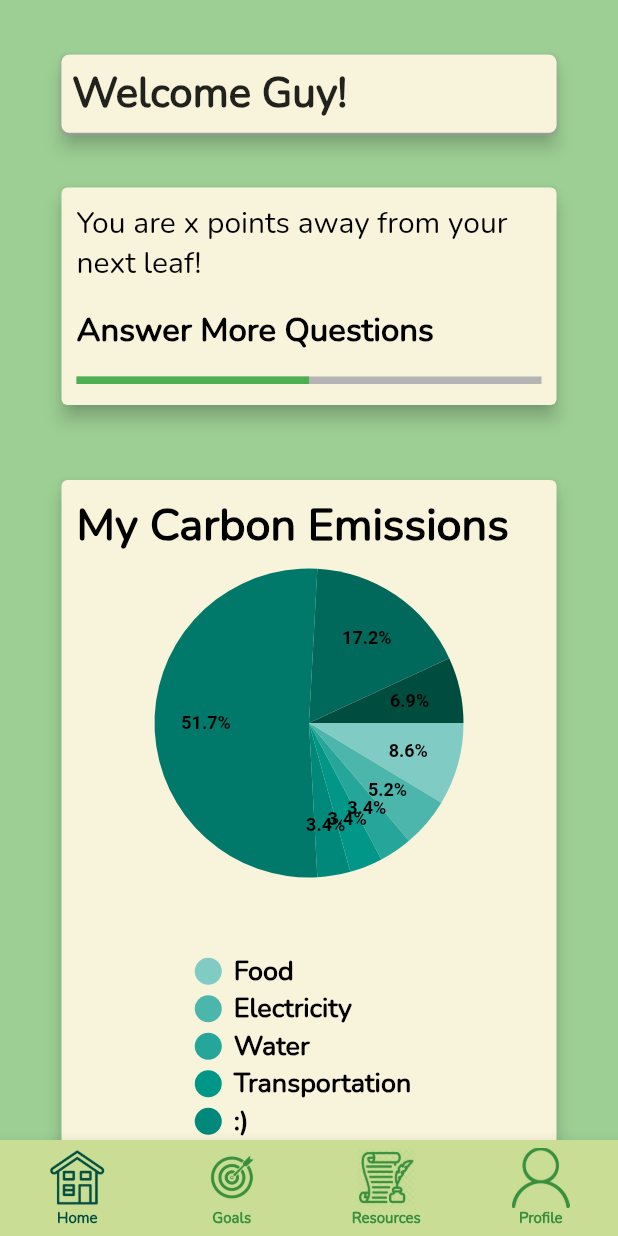
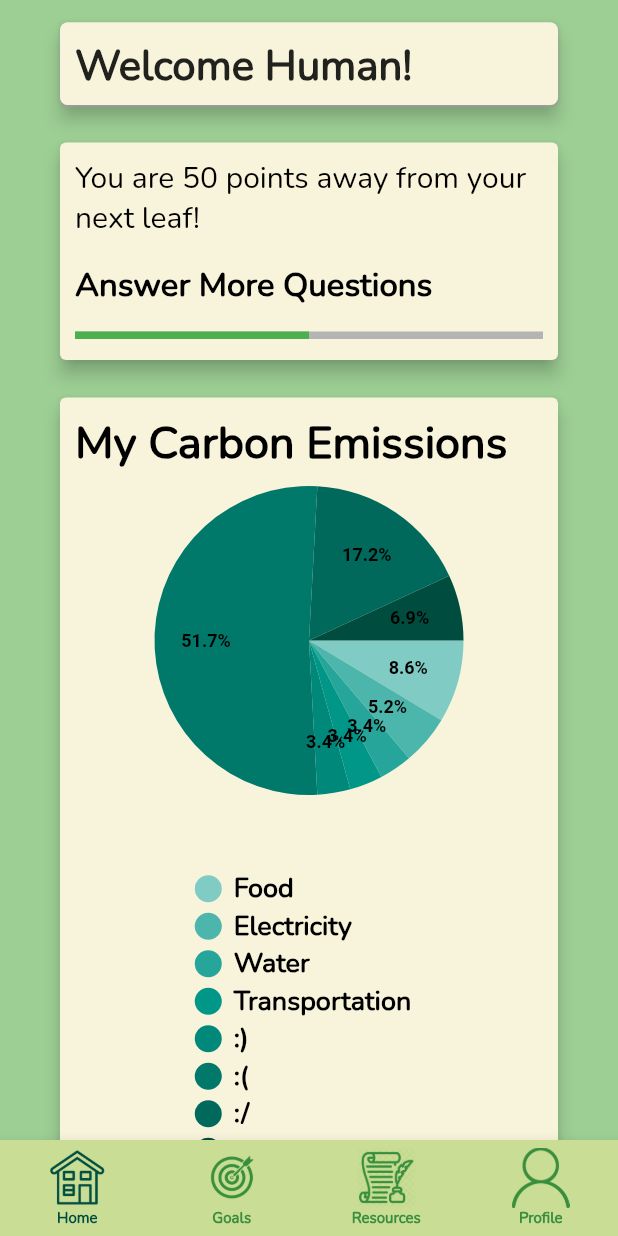
Before and after one commit to csc301-fall-2021/team-project-9-greenpeeps, a Flutter app: the Navigation screen opened by its route, on a phone screen of 412 x 824 dp. Run offline on Flutter 3.47's test engine with Material 2 defaults, Android fonts, the phone set to English and light mode, and no system bars; drawn by our look-alikes of pie_chart; our stand-ins replace firebase_core; missing offline and left inert: firebase_core_web; accounts and stored records are empty.

Commit message:
decoupling and cleaning up file

```diff
--- a/green_peeps_app/lib/home_screen.dart
+++ b/green_peeps_app/lib/home_screen.dart
@@ -1,7 +1,9 @@
 import 'package:flutter/material.dart';
 import 'package:pie_chart/pie_chart.dart';
 
-Map<String, double> dataMap = {
+// todo: text overflow/ expanding boxes
+
+Map<String, double> pieChartCategories = {
   "Food": 5,
   "Electricity": 3,
   "Water": 2,
@@ -12,7 +14,7 @@ Map<String, double> dataMap = {
   ":O": 4
 };
 
-List<Color> colorList = <Color>[
+List<Color> pieChartColors = <Color>[
   Colors.teal.shade200,
   Colors.teal.shade300,
   Colors.teal.shade400,
@@ -23,19 +25,17 @@ List<Color> colorList = <Color>[
   Colors.teal.shade900
 ];
 
-Widget _buildPopupDialog(BuildContext context) {
+Widget _buildPopupDialog(BuildContext context, Color boxColor) {
   return Dialog(
-      backgroundColor: const Color.fromRGBO(248, 244, 219, 1),
+      backgroundColor: boxColor,
       shape: const RoundedRectangleBorder(
           borderRadius: BorderRadius.all(Radius.circular(5.0))),
       child: SizedBox(
-          width: MediaQuery.of(context)
-              .size
-              .width, //todo: Get width resizing to work"
+          width: MediaQuery.of(context).size.width,
           height: 535,
           child: Column(children: <Widget>[
             AppBar(
-                backgroundColor: const Color.fromRGBO(248, 244, 219, 1),
+                backgroundColor: boxColor,
                 elevation: 0,
                 toolbarHeight: 30,
                 automaticallyImplyLeading: false,
@@ -50,34 +50,25 @@ Widget _buildPopupDialog(BuildContext context) {
           ])));
 }
 
-class HomeScreen extends StatefulWidget {
-  const HomeScreen({Key? key}) : super(key: key);
-
-  @override
-  _HomeScreenState createState() => _HomeScreenState();
-}
-
-class _HomeScreenState extends State<HomeScreen> {
-  @override
-  Widget build(BuildContext context) {
-    return Center(
-      child: CustomScrollView(slivers: <Widget>[
-        SliverList(
+Widget _buildFirstWidget(
+    BuildContext context,
+    double boxHeight,
+    double boxPadding,
+    double boxElevation,
+    Color boxColor,
+    String userFirstName) {
+  return SliverList(
       delegate: SliverChildBuilderDelegate(
     (BuildContext context, int index) {
-              return Container(
-                alignment: Alignment.center,
-                height: 125,
-                child: Material(
-                    elevation: 5,
+      return Material(
+        elevation: boxElevation,
         borderRadius: BorderRadius.circular(5.0),
         child: Container(
-                        padding: const EdgeInsets.all(7.0),
-                        width: 330,
-                        height: 52,
+            padding: EdgeInsets.all(boxPadding),
+            height: boxHeight,
             decoration: BoxDecoration(
               borderRadius: BorderRadius.circular(5.0),
-                          color: const Color.fromRGBO(248, 244, 219, 1),
+              color: boxColor,
               boxShadow: const [
                 BoxShadow(
                   color: Colors.grey,
@@ -86,51 +77,56 @@ class _HomeScreenState extends State<HomeScreen> {
                 ),
               ],
             ),
-                        child: const Text("Welcome Guy!",
+            child: Text("Welcome " + userFirstName + "!",
                 textAlign: TextAlign.left,
-                            style: TextStyle(
+                style: const TextStyle(
                   fontSize: 28.0,
                   fontWeight: FontWeight.bold,
-                            )))),
+                ))),
       );
     },
     childCount: 1,
-          ),
-        ),
-        SliverList(
+  ));
+}
+
+Widget _buildSecondWidget(
+    BuildContext context,
+    double boxHeight,
+    double boxPadding,
+    double boxElevation,
+    Color boxColor,
+    double progressCompleted,
+    int progressLeft) {
+  return SliverList(
     delegate: SliverChildBuilderDelegate(
       (BuildContext context, int index) {
-              return Container(
-                alignment: Alignment.center,
-                height: 145,
-                child: ElevatedButton(
+        return ElevatedButton(
             child: Container(
-                        padding: const EdgeInsets.all(10.0),
-                        width: 330,
-                        height: 145,
+                padding: EdgeInsets.all(boxPadding),
+                height: boxHeight,
                 child: Column(
                     mainAxisSize: MainAxisSize.min,
                     crossAxisAlignment: CrossAxisAlignment.start,
-                            children: const <Widget>[
-                              Text("You are x points away from your next leaf!",
-                                  style: TextStyle(
-                                      fontSize: 20,
-                                      color: Colors.black,
-                                      fontFamily: "Nunito")),
-                              Divider(color: Color.fromRGBO(248, 244, 219, 1)),
-                              Text("Answer More Questions",
+                    children: <Widget>[
+                      Text(
+                          "You are " +
+                              progressLeft.toString() +
+                              " points away from your next leaf!",
+                          style: const TextStyle(
+                              fontSize: 20, color: Colors.black)),
+                      Divider(color: boxColor),
+                      const Text("Answer More Questions",
                           style: TextStyle(
                               fontSize: 22,
                               fontWeight: FontWeight.bold,
                               color: Colors.black,
                               fontFamily: "Nunito")),
-                              Divider(color: Color.fromRGBO(248, 244, 219, 1)),
+                      Divider(color: boxColor),
                       LinearProgressIndicator(
-                                backgroundColor:
-                                    Color.fromRGBO(180, 180, 180, 1),
+                        backgroundColor: const Color.fromRGBO(180, 180, 180, 1),
                         valueColor:
-                                    AlwaysStoppedAnimation<Color>(Colors.green),
-                                value: 0.5,
+                            const AlwaysStoppedAnimation<Color>(Colors.green),
+                        value: progressCompleted,
                         minHeight: 5,
                       )
                     ])),
@@ -138,46 +134,43 @@ class _HomeScreenState extends State<HomeScreen> {
               showDialog(
                 context: context,
                 builder: (BuildContext context) =>
-                            _buildPopupDialog(context),
+                    _buildPopupDialog(context, boxColor),
               );
             },
             style: ElevatedButton.styleFrom(
                 padding: const EdgeInsets.all(0),
-                        primary: const Color.fromRGBO(248, 244, 219, 1),
+                primary: boxColor,
                 fixedSize: const Size(330, 145),
-                        elevation: 5)),
-              );
+                elevation: boxElevation));
       },
       childCount: 1,
     ),
-        ),
-        SliverList(
+  );
+}
+
+Widget _buildThirdWidget(BuildContext context, double boxPadding,
+    double boxElevation, Color boxColor) {
+  return SliverList(
     delegate: SliverChildBuilderDelegate(
       (BuildContext context, int index) {
-              return Container(
-                alignment: Alignment.center,
-                height: 700,
-                child: ElevatedButton(
+        return ElevatedButton(
             child: Container(
-                        padding: const EdgeInsets.all(10.0),
-                        width: 330,
-                        height: 600,
+                padding: EdgeInsets.all(boxPadding),
                 child: Column(
                     mainAxisSize: MainAxisSize.min,
                     crossAxisAlignment: CrossAxisAlignment.start,
                     children: <Widget>[
                       const Text("My Carbon Emissions",
+                          textAlign: TextAlign.center,
                           style: TextStyle(
                               fontSize: 30,
                               fontWeight: FontWeight.bold,
-                                      color: Colors.black,
-                                      fontFamily: "Nunito")),
+                              color: Colors.black)),
                       PieChart(
-                                dataMap: dataMap,
+                        dataMap: pieChartCategories,
                         chartLegendSpacing: 50,
-                                chartRadius:
-                                    MediaQuery.of(context).size.width / 2,
-                                colorList: colorList,
+                        chartRadius: MediaQuery.of(context).size.width / 2,
+                        colorList: pieChartColors,
                         legendOptions: const LegendOptions(
                             legendPosition: LegendPosition.bottom,
                             legendTextStyle: TextStyle(
@@ -196,31 +189,27 @@ class _HomeScreenState extends State<HomeScreen> {
             onPressed: () {},
             style: ElevatedButton.styleFrom(
                 padding: const EdgeInsets.all(0),
-                        primary: const Color.fromRGBO(248, 244, 219, 1),
-                        fixedSize: const Size(330, 600),
-                        elevation: 5)),
-              );
+                primary: boxColor,
+                elevation: boxElevation));
       },
       childCount: 1,
     ),
-        ),
-        SliverList(
-          // todo: box resizes with text
+  );
+}
+
+Widget _buildFourthWidget(BuildContext context, double boxPadding,
+    double boxElevation, Color boxColor, String funFact) {
+  return SliverList(
     delegate: SliverChildBuilderDelegate(
       (BuildContext context, int index) {
-              return Container(
-                  alignment: Alignment.center,
-                  height: 140,
-                  child: Material(
-                      elevation: 5,
+        return Material(
+            elevation: boxElevation,
             borderRadius: BorderRadius.circular(5.0),
             child: Container(
-                          padding: const EdgeInsets.all(10.0),
-                          width: 330,
-                          height: 140,
+                padding: EdgeInsets.all(boxPadding),
                 decoration: BoxDecoration(
                   borderRadius: BorderRadius.circular(5.0),
-                            color: const Color.fromRGBO(248, 244, 219, 1),
+                  color: boxColor,
                   boxShadow: const [
                     BoxShadow(
                       color: Colors.grey,
@@ -237,17 +226,11 @@ class _HomeScreenState extends State<HomeScreen> {
                           style: TextStyle(
                               fontSize: 30,
                               fontWeight: FontWeight.bold,
-                                        color: Colors.black,
-                                        fontFamily: "Nunito")),
-                                RichText(
-                                    textAlign: TextAlign.left,
-                                    overflow: TextOverflow.ellipsis,
-                                    text: const TextSpan(
-                                        text: 'Did you know that',
-                                        style: TextStyle(
-                                            fontSize: 20,
-                                            color: Colors.black,
-                                            fontFamily: "Nunito"))),
+                              color: Colors.black)),
+                      Text(funFact,
+                          style: const TextStyle(
+                              fontSize: 20, color: Colors.black)),
+                      Divider(color: boxColor),
                       Row(children: <Widget>[
                         const Spacer(),
                         TextButton(
@@ -261,22 +244,60 @@ class _HomeScreenState extends State<HomeScreen> {
                               fixedSize: const Size(146, 42)),
                         )
                       ])
-                              ]))));
+                    ])));
       },
       childCount: 1,
     ),
-        ),
-        SliverList(
-          delegate: SliverChildBuilderDelegate(
-            (BuildContext context, int index) {
-              return Container(
-                alignment: Alignment.center,
-                height: 50,
   );
-            },
-            childCount: 1,
-          ),
-        ),
+}
+
+class HomeScreen extends StatefulWidget {
+  const HomeScreen({Key? key}) : super(key: key);
+
+  @override
+  _HomeScreenState createState() => _HomeScreenState();
+}
+
+class _HomeScreenState extends State<HomeScreen> {
+  // Box Variables
+  double boxPadding = 10.0;
+  double boxElevation = 5.0; // The height of shadow beneath box
+  Color boxColor = const Color.fromRGBO(248, 244, 219, 1);
+
+  // Database Information
+  String userFirstName = "Human";
+  double progressCompleted = 0.5; // Must be from 0 to 1
+  int progressLeft = 50; // Represented in amount of points
+  String funFact =
+      "Did you know that some house centipedes are poisonous. Additionally, house centipedes can sometimes regenerate their legs if they have been cut off. Trust me, I know from experience!";
+
+  @override
+  Widget build(BuildContext context) {
+    return Center(
+      // List of scrollable widgets
+      // You can customize to space between widgets and height of each widget
+      child: CustomScrollView(slivers: <Widget>[
+        SliverSafeArea(
+            sliver: SliverPadding(
+                padding: const EdgeInsets.only(
+                    left: 40, right: 40, top: 15, bottom: 0),
+                sliver: _buildFirstWidget(context, 55.0, boxPadding,
+                    boxElevation, boxColor, userFirstName))),
+        SliverPadding(
+            padding:
+                const EdgeInsets.only(left: 40, right: 40, top: 25, bottom: 0),
+            sliver: _buildSecondWidget(context, 145, boxPadding, boxElevation,
+                boxColor, progressCompleted, progressLeft)),
+        SliverPadding(
+            padding:
+                const EdgeInsets.only(left: 40, right: 40, top: 25, bottom: 0),
+            sliver:
+                _buildThirdWidget(context, boxPadding, boxElevation, boxColor)),
+        SliverPadding(
+            padding:
+                const EdgeInsets.only(left: 40, right: 40, top: 25, bottom: 25),
+            sliver: _buildFourthWidget(
+                context, boxPadding, boxElevation, boxColor, funFact)),
       ]),
     );
   }
```
Lines whose indentation alone changed are shown as unchanged.
